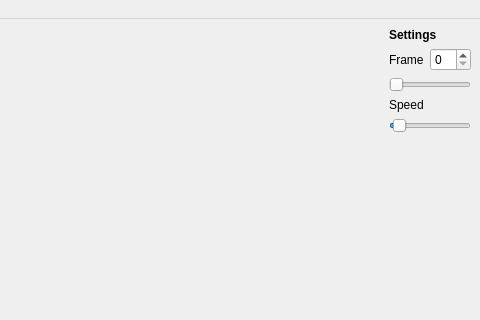
First picture: the form in src/mainwindow.ui, repository pspoerri/Donkey2, before the edit; both pictures show x 355 to 835 and y 0 to 320 of the 835 by 602 pixel window.
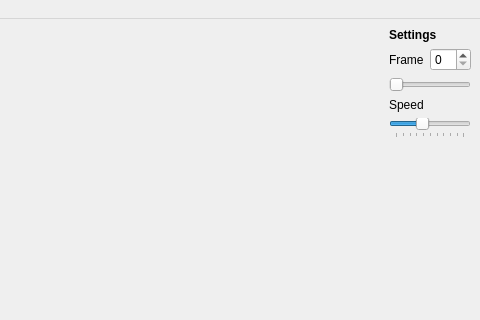
Second picture: the form after the edit.

```diff
--- a/src/mainwindow.ui
+++ b/src/mainwindow.ui
@@ -124,7 +124,7 @@
          <number>1</number>
         </property>
         <property name="maximum">
-         <number>1000</number>
+         <number>100</number>
         </property>
         <property name="value">
          <number>40</number>
@@ -132,6 +132,12 @@
         <property name="orientation">
          <enum>Qt::Horizontal</enum>
         </property>
+        <property name="tickPosition">
+         <enum>QSlider::TicksBelow</enum>
+        </property>
+        <property name="tickInterval">
+         <number>10</number>
+        </property>
        </widget>
       </item>
       <item>
```
Left out of the diff: 5 changed lines with no effect on the pictures.
